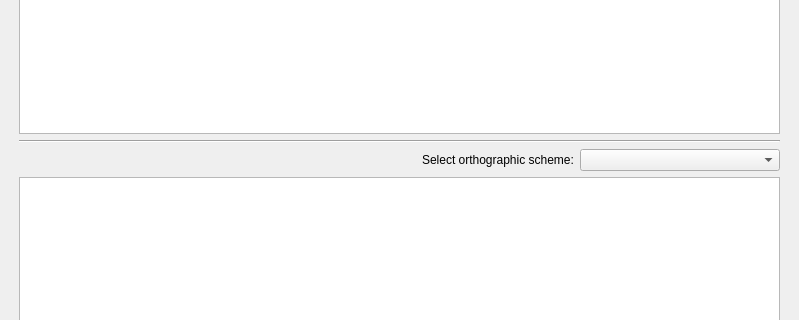
Old version of the form main.ui in the repository sammysloan/con_lang; both pictures show x 0 to 799 and y 444 to 764 of the 799 by 901 pixel window.
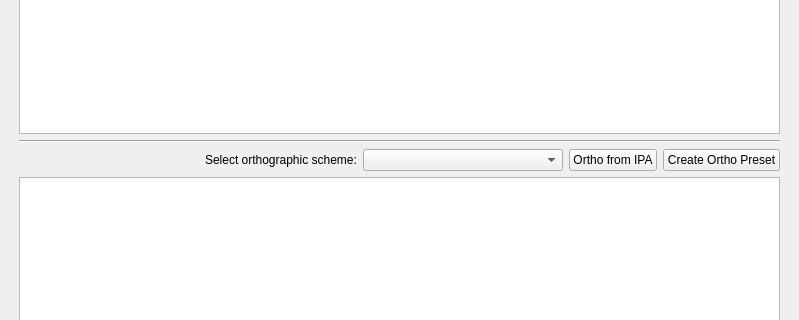
New version of the form.

Commit message: Update to preset.db

```diff
--- a/main.ui
+++ b/main.ui
@@ -180,6 +180,20 @@
          </property>
         </widget>
        </item>
+       <item>
+        <widget class="QPushButton" name="pushButton_fromIPA">
+         <property name="text">
+          <string>Ortho from IPA</string>
+         </property>
+        </widget>
+       </item>
+       <item>
+        <widget class="QPushButton" name="pushButton_create_ortho">
+         <property name="text">
+          <string>Create Ortho Preset</string>
+         </property>
+        </widget>
+       </item>
       </layout>
      </item>
      <item>
```
Left out of the diff: 2 changed lines with no effect on the pictures. The commit also changes 29 other files.
